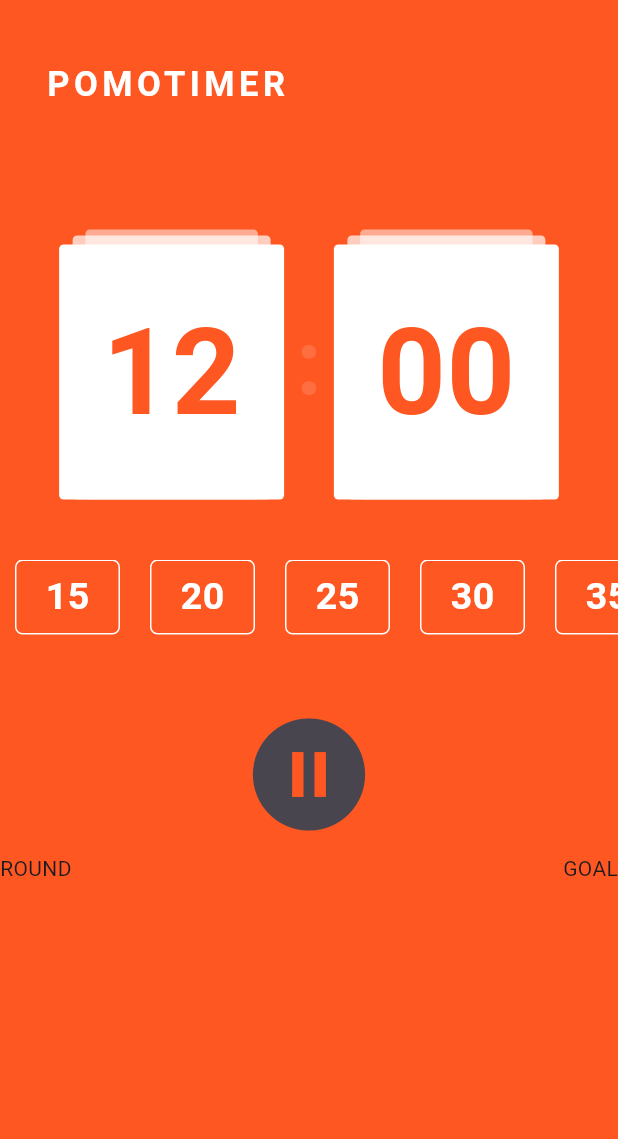
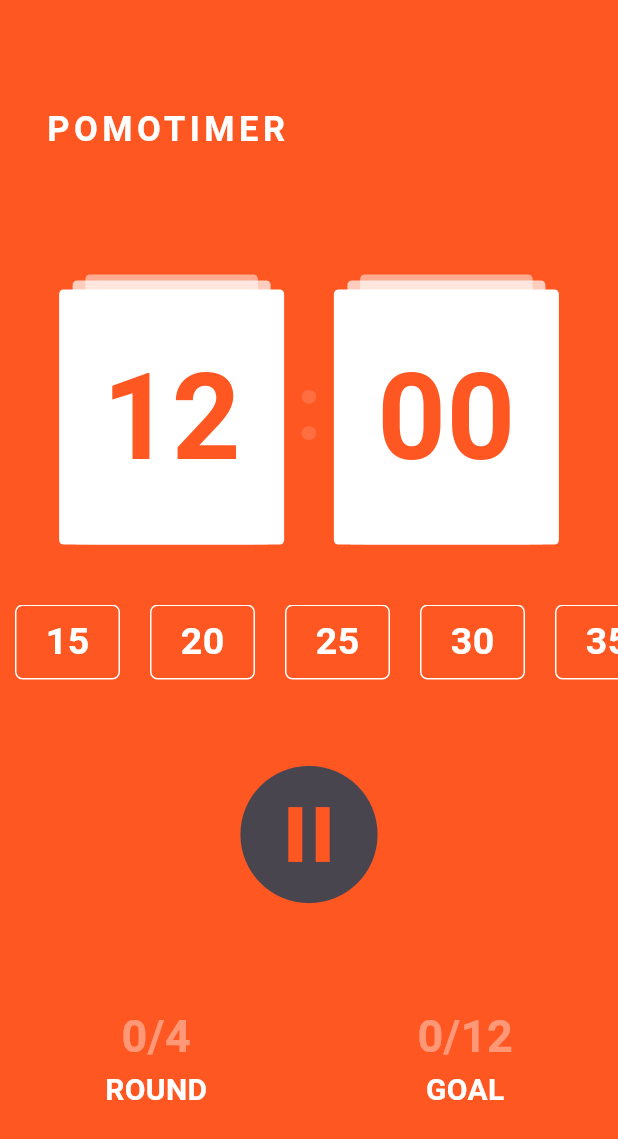
Before and after one commit to seogineer/nomad-coder-flutter-challenge-assignment-pomotimer, a Flutter app: the screen it shows after launch, on a phone screen of 412 x 824 dp. Shown: the top 1139 px of the screen. Run offline on Flutter 3.47's test engine with Material 2 defaults, Android fonts, the phone set to English and light mode, and no system bars.

Commit message:
feat: publishing 완료

```diff
--- a/lib/main.dart
+++ b/lib/main.dart
@@ -110,6 +110,9 @@ class _MainPageState extends State<MainPage> {
       backgroundColor: Theme.of(context).scaffoldBackgroundColor,
       body: Column(
         children: [
+          const SizedBox(
+            height: 30,
+          ),
           Padding(
             padding: const EdgeInsets.symmetric(horizontal: 30, vertical: 40),
             child: Row(
@@ -169,24 +172,57 @@ class _MainPageState extends State<MainPage> {
             children: [
               IconButton(
                 onPressed: onResetPressed,
-                iconSize: 90,
+                iconSize: 110,
                 icon: const Icon(
                   Icons.pause_circle_filled,
                 ),
               ),
             ],
           ),
+          const SizedBox(
+            height: 50,
+          ),
           const Row(
-            mainAxisAlignment: MainAxisAlignment.spaceBetween,
+            mainAxisAlignment: MainAxisAlignment.spaceAround,
             children: [
               Column(
                 children: [
-                  Center(child: Text('ROUND')),
+                  Text(
+                    '0/4',
+                    style: TextStyle(
+                      color: Colors.white38,
+                      fontSize: 30,
+                      fontWeight: FontWeight.bold,
+                    ),
+                  ),
+                  Text(
+                    'ROUND',
+                    style: TextStyle(
+                      color: Colors.white,
+                      fontSize: 20,
+                      fontWeight: FontWeight.bold,
+                    ),
+                  ),
                 ],
               ),
               Column(
                 children: [
-                  Text('GOAL'),
+                  Text(
+                    '0/12',
+                    style: TextStyle(
+                      color: Colors.white38,
+                      fontSize: 30,
+                      fontWeight: FontWeight.bold,
+                    ),
+                  ),
+                  Text(
+                    'GOAL',
+                    style: TextStyle(
+                      color: Colors.white,
+                      fontSize: 20,
+                      fontWeight: FontWeight.bold,
+                    ),
+                  ),
                 ],
               ),
             ],
```
